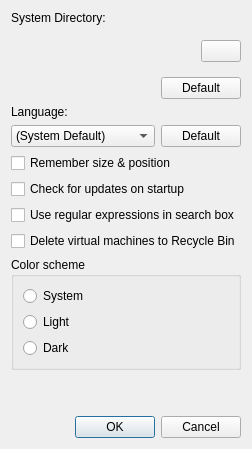
This is src/qt/qt_vmmanager_preferences.ui in 86Box/86Box as Qt 5 draws it before an edit. The edited form follows.
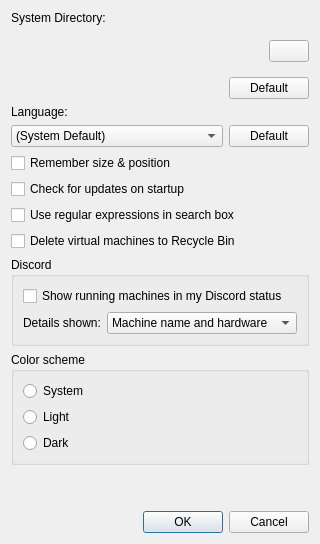
This is the edited form.

Commit message: Move Discord Rich Presence into the VM manager

Patch:
```diff
--- a/src/qt/qt_vmmanager_preferences.ui
+++ b/src/qt/qt_vmmanager_preferences.ui
@@ -150,6 +150,61 @@
      </property>
     </widget>
    </item>
+   <item>
+    <widget class="QGroupBox" name="groupBoxDiscord">
+     <property name="title">
+      <string>Discord</string>
+     </property>
+     <layout class="QVBoxLayout" name="verticalLayout_3">
+      <item>
+       <widget class="QCheckBox" name="discordCheckBox">
+        <property name="text">
+         <string>Show running machines in my Discord status</string>
+        </property>
+       </widget>
+      </item>
+      <item>
+       <layout class="QHBoxLayout" name="horizontalLayout_4">
+        <item>
+         <widget class="QLabel" name="labelDiscordPrivacy">
+          <property name="text">
+           <string>Details shown:</string>
+          </property>
+          <property name="buddy">
+           <cstring>comboBoxDiscordPrivacy</cstring>
+          </property>
+         </widget>
+        </item>
+        <item>
+         <widget class="QComboBox" name="comboBoxDiscordPrivacy">
+          <property name="sizePolicy">
+           <sizepolicy hsizetype="Expanding" vsizetype="Fixed">
+            <horstretch>0</horstretch>
+            <verstretch>0</verstretch>
+           </sizepolicy>
+          </property>
+          <item>
+           <property name="text">
+            <string>Machine name and hardware</string>
+           </property>
+          </item>
+          <item>
+           <property name="text">
+            <string>Hardware only</string>
+           </property>
+          </item>
+          <item>
+           <property name="text">
+            <string>No details</string>
+           </property>
+          </item>
+         </widget>
+        </item>
+       </layout>
+      </item>
+     </layout>
+    </widget>
+   </item>
    <item>
     <widget class="QGroupBox" name="groupBoxColorScheme">
      <property name="title">
```
The commit also changes 60 other files.
